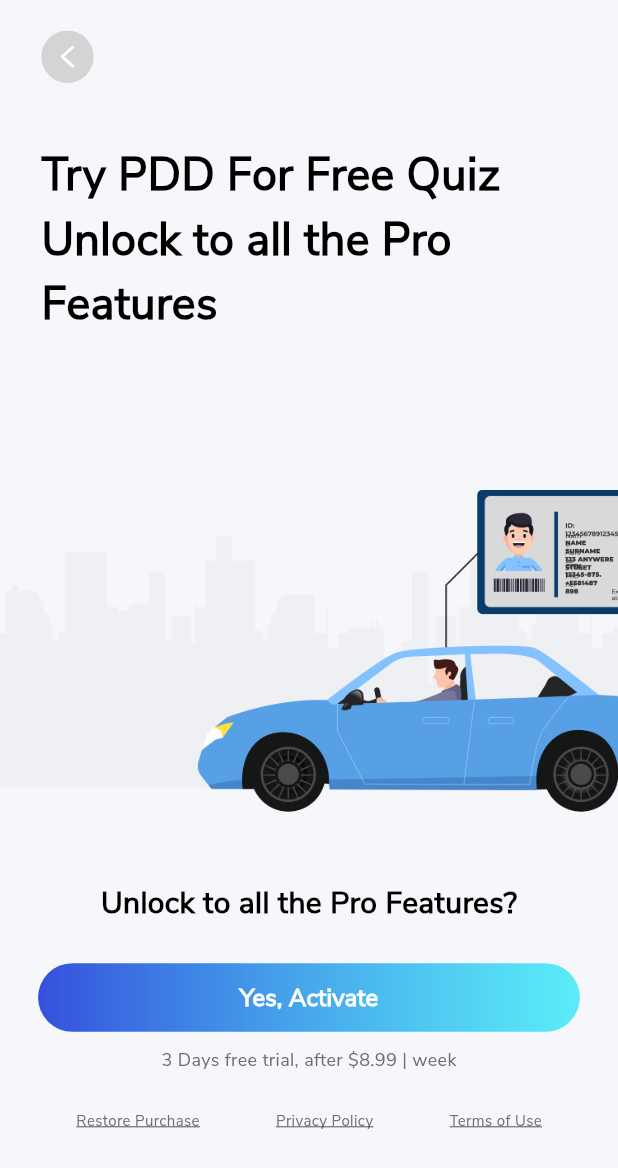
After one commit to s0urav-hald3r/PDD-KZ, a Flutter app: the PremiumPage screen opened directly, on a phone screen of 412 x 824 dp. The commit adds this screen. Shown: the top 1168 px of the screen. Run offline on Flutter 3.47's test engine with Material 3 defaults, Android fonts, the phone set to English and light mode, and no system bars; our stand-ins replace flutter_svg, get, get_storage, page_transition, percent_indicator, simple_gradient_text; accounts and stored records are empty.

Commit message:
premium page UI complete

```diff
--- /dev/null
+++ b/lib/components/premium_links.dart
@@ -0,0 +1,47 @@
+import 'package:flutter/material.dart';
+
+class PremiumLinks extends StatelessWidget {
+  const PremiumLinks({super.key});
+
+  @override
+  Widget build(BuildContext context) {
+    return Row(mainAxisAlignment: MainAxisAlignment.spaceEvenly, children: [
+      InkWell(
+        onTap: () {},
+        child: const Text(
+          'Restore Purchase',
+          style: TextStyle(
+            fontWeight: FontWeight.w400,
+            fontSize: 10,
+            color: Color(0xFF6C6C6C),
+            decoration: TextDecoration.underline,
+          ),
+        ),
+      ),
+      InkWell(
+        onTap: () {},
+        child: const Text(
+          'Privacy Policy',
+          style: TextStyle(
+            fontWeight: FontWeight.w400,
+            fontSize: 10,
+            color: Color(0xFF6C6C6C),
+            decoration: TextDecoration.underline,
+          ),
+        ),
+      ),
+      InkWell(
+        onTap: () {},
+        child: const Text(
+          'Terms of Use',
+          style: TextStyle(
+            fontWeight: FontWeight.w400,
+            fontSize: 10,
+            color: Color(0xFF6C6C6C),
+            decoration: TextDecoration.underline,
+          ),
+        ),
+      ),
+    ]);
+  }
+}
--- a/lib/config/icons.dart
+++ b/lib/config/icons.dart
@@ -10,3 +10,4 @@ const String unSelectedPracIcon = 'assets/icons/unselected_prac.svg';
 const String unSelectedSettingsIcon = 'assets/icons/unselected_settings.svg';
 const String timerIcon = 'assets/icons/timer.svg';
 const String gradientRightArrow = 'assets/icons/gradientRightArrow.svg';
+const String gradientLeftArrow = 'assets/icons/gradientLeftArrow.svg';
--- a/lib/main.dart
+++ b/lib/main.dart
@@ -34,6 +34,16 @@ class MyApp extends StatelessWidget {
         splashColor: Colors.transparent,
         hoverColor: Colors.transparent,
         highlightColor: Colors.transparent,
+        elevatedButtonTheme: ElevatedButtonThemeData(
+          style: ElevatedButton.styleFrom(
+            backgroundColor: Colors.transparent,
+            shadowColor: Colors.transparent,
+            minimumSize: Size.zero,
+            shape: RoundedRectangleBorder(
+              borderRadius: BorderRadius.circular(25),
+            ),
+          ),
+        ),
       ),
       navigatorKey: NavigatorKey.navigatorKey,
       home: const NavBarPage(),
--- /dev/null
+++ b/lib/views/premium_page.dart
@@ -0,0 +1,97 @@
+import 'package:exam_app/components/premium_links.dart';
+import 'package:exam_app/config/colors.dart';
+import 'package:exam_app/config/icons.dart';
+import 'package:exam_app/config/images.dart';
+import 'package:exam_app/services/navigator_key.dart';
+import 'package:exam_app/utils/extension.dart';
+import 'package:flutter/material.dart';
+import 'package:flutter_svg/flutter_svg.dart';
+
+class PremiumPage extends StatelessWidget {
+  const PremiumPage({super.key});
+
+  @override
+  Widget build(BuildContext context) {
+    return Scaffold(
+      backgroundColor: greyColor,
+      body: SafeArea(
+        child: SizedBox(
+          width: MediaQuery.of(context).size.width,
+          height: MediaQuery.of(context).size.height,
+          child: Column(children: [
+            SizedBox(height: 20.h),
+            InkWell(
+              onTap: () => NavigatorKey.pop(),
+              child: Padding(
+                padding: EdgeInsets.symmetric(horizontal: 25.w),
+                child: Row(children: [
+                  SvgPicture.asset(gradientLeftArrow),
+                ]),
+              ),
+            ),
+            SizedBox(height: 40.h),
+            Padding(
+              padding: EdgeInsets.symmetric(horizontal: 25.w),
+              child: const Text(
+                'Try PDD For Free Quiz Unlock to all the Pro Features',
+                style: TextStyle(
+                  fontWeight: FontWeight.w800,
+                  fontSize: 30,
+                  color: blackColor,
+                ),
+              ),
+            ),
+            SizedBox(height: 100.h),
+            Image.asset(premiumBanner),
+            SizedBox(height: 40.h),
+            Padding(
+              padding: EdgeInsets.symmetric(horizontal: 25.w),
+              child: const Text(
+                'Unlock to all the Pro Features?',
+                style: TextStyle(
+                  fontWeight: FontWeight.w800,
+                  fontSize: 20,
+                  color: blackColor,
+                ),
+              ),
+            ),
+            SizedBox(height: 25.h),
+            Container(
+              width: MediaQuery.of(context).size.width,
+              height: 45.h,
+              margin: EdgeInsets.symmetric(horizontal: 25.h),
+              decoration: BoxDecoration(
+                borderRadius: BorderRadius.circular(50),
+                gradient: containerGradient,
+              ),
+              child: ElevatedButton(
+                  onPressed: () {},
+                  child: const Text(
+                    'Yes, Activate',
+                    style: TextStyle(
+                      fontWeight: FontWeight.w700,
+                      fontSize: 16,
+                      color: whiteColor,
+                    ),
+                  )),
+            ),
+            SizedBox(height: 10.h),
+            Padding(
+              padding: EdgeInsets.symmetric(horizontal: 25.w),
+              child: const Text(
+                '3 Days free trial, after \$8.99 | week',
+                style: TextStyle(
+                  fontWeight: FontWeight.w400,
+                  fontSize: 12,
+                  color: Color(0xFF6C6C6C),
+                ),
+              ),
+            ),
+            SizedBox(height: 25.h),
+            const PremiumLinks()
+          ]),
+        ),
+      ),
+    );
+  }
+}
```
Also changed, not shown: assets/icons/gradientLeftArrow.svg (added).
